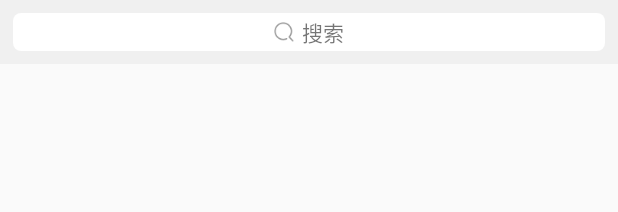
After one commit to cfryan1990/WeTalk, an Android app: the layout ui_search_view.xml on its own in the app's theme, with its tools: preview values and no code run, on a phone screen of 412 x 824 dp. The commit adds this screen. Shown: the top 212 px of the screen. Run offline under Robolectric (Android 15) with nearby library versions, the phone set to English and light mode, and no system bars.

Commit message:
Search View Animation Fix

```diff
--- a/app/src/main/java/com/cfryan/beyondchat/activity/MainTabActivty.java
+++ b/app/src/main/java/com/cfryan/beyondchat/activity/MainTabActivty.java
@@ -121,8 +121,8 @@ public class MainTabActivty extends Activity implements IConnectionStatusCallbac
             getWindow().addFlags(WindowManager.LayoutParams.FLAG_TRANSLUCENT_STATUS);
         }
 
-        mTitle = (TextView) findViewById(R.id.ui_titlebar_txt);
-        mLeftBtn = (ImageView) findViewById(R.id.ui_titlebar_back_btn);
+        mTitle = (TextView) findViewById(R.id.ui_title_bar_txt);
+        mLeftBtn = (ImageView) findViewById(R.id.ui_title_bar_back_btn);
         mLeftBtn.setVisibility(View.GONE);
 
         mTitleProgressBar = (ProgressBar) findViewById(R.id.ivTitleProgress);
--- a/app/src/main/java/com/cfryan/beyondchat/smack/SmackImpl.java
+++ b/app/src/main/java/com/cfryan/beyondchat/smack/SmackImpl.java
@@ -73,9 +73,9 @@ public class SmackImpl implements Smack {
 
     public SmackImpl(CoreService service) {
         String ServerHost = PreferenceUtils.getPrefString(service, PreferenceConstants.Server_IP,
-                PreferenceConstants.MacBook_SERVER_IP);// 默认的服务器IP
+                PreferenceConstants.DEFAULT_SERVER_IP);// 默认的服务器IP
         String ServerName = PreferenceUtils.getPrefString(service, PreferenceConstants.Server_Name,
-                PreferenceConstants.MacBook_SERVER_NAME);//默认的服务器名
+                PreferenceConstants.DEFAULT_SERVER_NAME);//默认的服务器名
         int port = PreferenceUtils.getPrefInt(service, PreferenceConstants.PORT,
                 PreferenceConstants.DEFAULT_PORT_INT);// 端口号，也是留给用户手动设置的
 
--- /dev/null
+++ b/app/src/main/res/layout/ui_search_view.xml
@@ -0,0 +1,86 @@
+<?xml version="1.0" encoding="utf-8"?>
+<RelativeLayout xmlns:android="http://schemas.android.com/apk/res/android"
+    android:id="@+id/layout_search"
+    android:layout_width="match_parent"
+    android:layout_height="wrap_content"
+    android:background="@color/grey_main"
+    android:padding="3dp">
+
+    <RelativeLayout
+        android:id="@+id/rl_search_cancel"
+        android:layout_width="wrap_content"
+        android:layout_height="wrap_content"
+        android:layout_alignParentRight="true"
+        android:layout_centerVertical="true"
+        android:visibility="gone"
+        android:animateLayoutChanges="true">
+
+        <Button
+            android:id="@+id/btn_search_cancel"
+            android:layout_width="50dp"
+            android:layout_height="25dp"
+            android:background="@color/transparent"
+            android:text="取消"
+            android:textColor="@color/ui_deep_green" />
+    </RelativeLayout>
+
+
+    <com.cfryan.beyondchat.ui.view.ClearEditText
+        android:id="@+id/filter_edit"
+        android:layout_width="match_parent"
+        android:layout_height="25dp"
+        android:layout_centerVertical="true"
+        android:layout_margin="5dp"
+        android:background="@drawable/shape_high_rounded"
+        android:layout_toLeftOf="@id/rl_search_cancel"
+        android:drawableLeft="@mipmap/icon_search"
+        android:drawablePadding="5dp"
+        android:hint="搜索"
+        android:visibility="gone"
+        android:paddingLeft="8dp"
+        android:paddingRight="8dp"
+        android:singleLine="true"
+        android:textSize="14.0dp" />
+
+    <RelativeLayout
+        android:layout_width="match_parent"
+        android:layout_height="wrap_content">
+        <LinearLayout
+            android:id="@+id/anim_search_view_frame"
+            android:layout_width="match_parent"
+            android:layout_height="25dp"
+            android:background="@drawable/shape_high_rounded"
+            android:orientation="horizontal"
+            android:layout_margin="5dp"
+            android:gravity="center">
+
+        </LinearLayout>
+
+        <LinearLayout
+            android:layout_width="match_parent"
+            android:layout_height="wrap_content"
+            android:orientation="horizontal"
+            android:layout_margin="5dp"
+            android:gravity="center">
+
+            <ImageView
+                android:id="@+id/anim_iv_search"
+                android:layout_width="wrap_content"
+                android:layout_height="25dp"
+                android:layout_centerInParent="true"
+                android:src="@mipmap/icon_search" />
+
+            <TextView
+                android:id="@+id/anim_tv_search"
+                android:layout_width="wrap_content"
+                android:layout_height="25dp"
+                android:layout_centerInParent="true"
+                android:layout_marginLeft="5dp"
+                android:gravity="center_vertical"
+                android:text="搜索" />
+        </LinearLayout>
+
+    </RelativeLayout>
+
+
+</RelativeLayout>
--- a/app/src/main/res/values/styles.xml
+++ b/app/src/main/res/values/styles.xml
@@ -50,7 +50,7 @@
     </style>
 
     <!-- title bar style -->
-    <style name="titlebar_left_btn">
+    <style name="title_bar_left_btn">
         <item name="android:layout_width">wrap_content</item>
         <item name="android:layout_height">match_parent</item>
         <item name="android:layout_alignParentLeft">true</item>
@@ -59,7 +59,7 @@
         <item name="android:src">@mipmap/btn_back_white_normal</item>
     </style>
 
-    <style name="titlebar_txt">
+    <style name="title_bar_txt">
         <item name="android:textSize">18sp</item>
         <item name="android:textColor">#ffffffff</item>
         <item name="android:layout_width">wrap_content</item>
```
Also changed, not shown: app/src/main/java/com/cfryan/beyondchat/fragment/ContactFragment.java (+80 -16 lines), app/src/main/java/com/cfryan/beyondchat/util/DensityUtil.java (added, +24 -0 lines), app/src/main/res/layout/activity_main_tab.xml (+3 -37 lines), app/src/main/res/layout/ui_title_bar.xml (+8 -8 lines).
